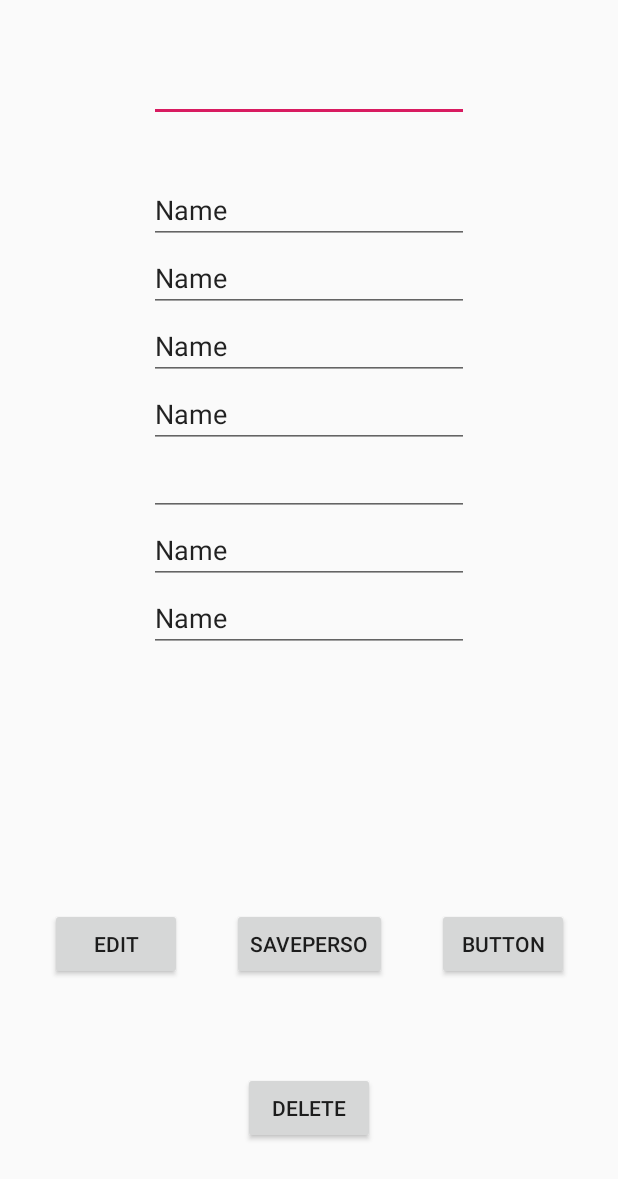
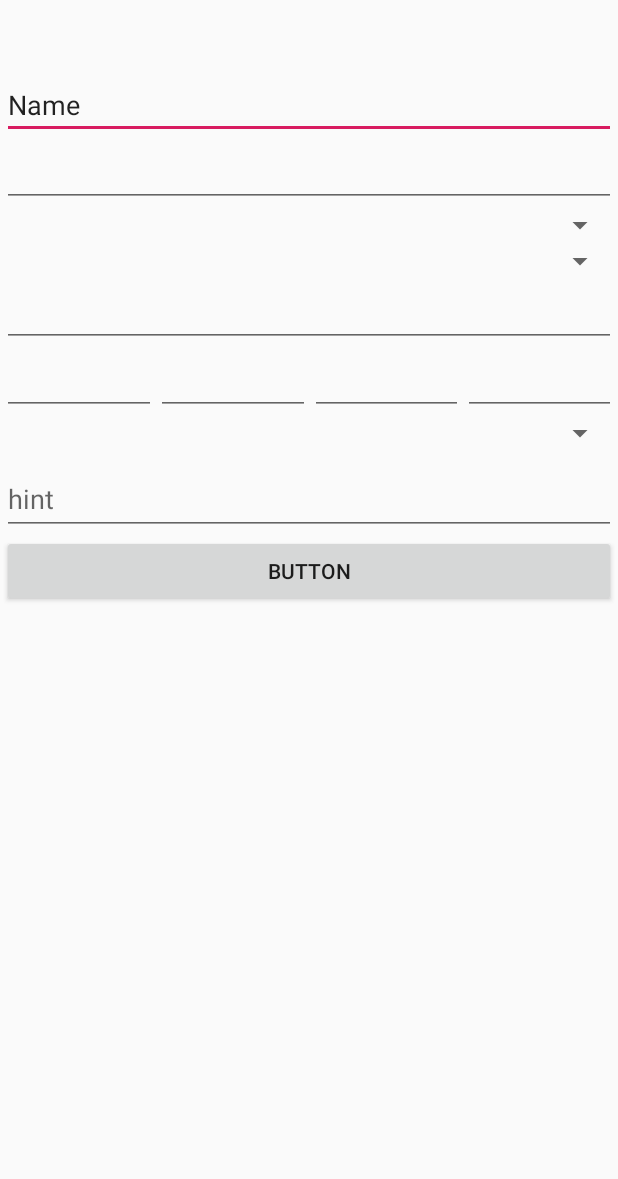
Before and after one commit to ETS-Android2/mobile_app_dofus, an Android app: the screen it shows after launch (PersoPerso before the commit, CreatePerso after it), after a tap on an icon or button, on a phone screen of 412 x 824 dp. Shown: the top 1179 px of the screen. Run offline under Robolectric (Android 15) with nearby library versions, the phone set to English and light mode, and no system bars.

Commit message:
spinners

```diff
--- a/app/src/main/AndroidManifest.xml
+++ b/app/src/main/AndroidManifest.xml
@@ -11,10 +11,11 @@
         android:roundIcon="@mipmap/ic_launcher_round"
         android:supportsRtl="true"
         android:theme="@style/AppTheme">
+        <activity android:name=".CreatePerso"></activity>
         <activity
             android:name=".MyPerso"
             android:label="@string/title_activity_my_perso"
-            android:theme="@style/AppTheme.NoActionBar"></activity>
+            android:theme="@style/AppTheme.NoActionBar" />
         <activity android:name=".PersoPerso" />
         <activity
             android:name=".ui.login.LoginActivity"
--- /dev/null
+++ b/app/src/main/java/com/example/project/CreatePerso.java
@@ -0,0 +1,96 @@
+package com.example.project;
+
+import androidx.appcompat.app.AppCompatActivity;
+
+import android.os.Bundle;
+import android.util.Log;
+import android.view.View;
+import android.widget.ArrayAdapter;
+import android.widget.EditText;
+import android.widget.Spinner;
+
+import com.example.project.appclasses.Personnage;
+import com.example.project.database_dofusm.DofusMDBHandler;
+import com.example.project.enumdofusm.Classes;
+import com.example.project.enumdofusm.Servers;
+import com.example.project.enumdofusm.Sex;
+
+import java.util.List;
+
+public class CreatePerso extends AppCompatActivity {
+
+    private EditText et1;
+    private EditText et2;
+    private Spinner s1;
+    private Spinner s2;
+    private EditText et3;
+    private EditText et4;
+    private EditText et5;
+    private EditText et6;
+    private EditText et7;
+    private Spinner s3;
+    private EditText tiett;
+    private DofusMDBHandler dbHandler;
+
+    @Override
+    protected void onCreate(Bundle savedInstanceState) {
+        super.onCreate(savedInstanceState);
+        setContentView(R.layout.activity_create_perso);
+        et1 = (EditText) findViewById(R.id.editText);
+        et2 = (EditText) findViewById(R.id.editText2);
+        s1 = (Spinner) findViewById(R.id.spinner3);
+        s2 = (Spinner) findViewById(R.id.spinner4);
+        et3 = (EditText) findViewById(R.id.editText3);
+        et4 = (EditText) findViewById(R.id.editText4);
+        et5 = (EditText) findViewById(R.id.editText5);
+        et6 = (EditText) findViewById(R.id.editText6);
+        et7 = (EditText) findViewById(R.id.editText7);
+        s3 = (Spinner) findViewById(R.id.spinner5);
+        tiett = (EditText) findViewById(R.id.tiet);
+        dbHandler = new DofusMDBHandler(this);
+
+        Log.v("truc", findSex().toString());
+
+//        List<String> sex = findSex();
+//        ArrayAdapter<String> adaptersex = new ArrayAdapter<>(this, android.R.layout.simple_spinner_dropdown_item, sex);
+//        s1.setAdapter(adaptersex);
+//
+//        List<String> classes = findClasse();
+//        ArrayAdapter<String> adapterclass = new ArrayAdapter<>(this, android.R.layout.simple_spinner_dropdown_item, classes);
+//        s2.setAdapter(adapterclass);
+//
+//        List<String> servs = findServer();
+//        ArrayAdapter<String> adapterserv = new ArrayAdapter<>(this, android.R.layout.simple_spinner_dropdown_item, servs);
+//        s3.setAdapter(adapterserv);
+
+    }
+
+    public void addPerso(View view) {
+        String name = et1.getText().toString();
+        int level = Integer.parseInt(et2.getText().toString());
+        Sex sex = Sex.valueOf(s1.getSelectedItem().toString());
+        Classes cla = Classes.valueOf(s2.getSelectedItem().toString());
+        int suc = Integer.parseInt(et3.getText().toString());
+
+        //Job jo = new Job(JobEnum.valueOf(job.getText().toString()), 0);
+
+        int[] car = {Integer.parseInt(et4.getText().toString()), Integer.parseInt(et5.getText().toString()), Integer.parseInt(et6.getText().toString()), Integer.parseInt(et7.getText().toString())};
+        Servers serv = Servers.valueOf(s3.getSelectedItem().toString());
+        String descr = tiett.getText().toString();
+
+        Personnage perso = new Personnage(); //name,level, sex, cla, suc, jo, car, serv, desc);
+        long _id = dbHandler.addPersoHandler(perso);
+    }
+
+    public List<String> findSex(){;
+        return dbHandler.getSexHandler();
+    }
+
+    public List<String> findClasse(){
+        return dbHandler.getClassHandler();
+    }
+
+    public List<String> findServer(){
+        return dbHandler.getServHandler();
+    }
+}
--- a/app/src/main/java/com/example/project/MainMenu.java
+++ b/app/src/main/java/com/example/project/MainMenu.java
@@ -29,9 +29,9 @@ public class MainMenu extends AppCompatActivity {
         startActivity(loginActivity);
 
     }
-    public void persoPerso(View view){
+    public void CreatePerso(View view){
 
-        Intent loginActivity = new Intent(MainMenu.this, PersoPerso.class);
+        Intent loginActivity = new Intent(MainMenu.this, CreatePerso.class);
         startActivity(loginActivity);
 
     }
--- a/app/src/main/java/com/example/project/database_dofusm/DofusMDBHandler.java
+++ b/app/src/main/java/com/example/project/database_dofusm/DofusMDBHandler.java
@@ -262,7 +262,6 @@ public class DofusMDBHandler extends SQLiteOpenHelper {
         SQLiteDatabase db = this.getWritableDatabase();
         String query = "Select "+ KEY_NAME+", "+ KEY_LEVEL +", "+ KEY_CLASSE_NAME + " FROM " + TABLE_PERSO +" a INNER JOIN " +TABLE_CLASSE +" b ON a."+ KEY_CLASSE_ID+" = b."+KEY_ID;
         Cursor cursor = db.rawQuery(query, null);
-        Log.v("u", query);
         List<String> u = new ArrayList<String>();
         for (cursor.moveToFirst(); !cursor.isAfterLast(); cursor.moveToNext()) {
             u.add(cursor.getString(cursor.getColumnIndex(KEY_NAME))+"   -   NIVEAU "+cursor.getString(cursor.getColumnIndex(KEY_LEVEL))+"    -    CLASSE : "+cursor.getString(cursor.getColumnIndex(KEY_CLASSE_NAME)));
@@ -270,6 +269,34 @@ public class DofusMDBHandler extends SQLiteOpenHelper {
         cursor.close();
         return u;
     }
+
+
+
+    public List<String> getSexHandler(){
+        return getListAttrHandler(KEY_SEX_NAME, TABLE_SEX);
+    }
+
+    public List<String> getClassHandler(){
+        return getListAttrHandler(KEY_CLASSE_NAME, TABLE_CLASSE);
+    }
+
+    public List<String> getServHandler(){
+        return getListAttrHandler(KEY_SERVER_NAME, TABLE_SERVER);
+    }
+
+    public List<String> getListAttrHandler(String attr, String table){
+        SQLiteDatabase db = this.getWritableDatabase();
+        String query = "Select "+ attr+ " FROM " + table;
+        Cursor cursor = db.rawQuery(query, null);
+        List<String> u = new ArrayList<String>();
+        for (cursor.moveToFirst(); !cursor.isAfterLast(); cursor.moveToNext()) {
+            u.add(cursor.getString(cursor.getColumnIndex(attr)));
+        }
+        cursor.close();
+        db.close();
+        return u;
+    }
+
 
     public boolean deletePersoHandler(int ID) {
         boolean result = false;
--- /dev/null
+++ b/app/src/main/res/layout/activity_create_perso.xml
@@ -0,0 +1,116 @@
+<?xml version="1.0" encoding="utf-8"?>
+<androidx.constraintlayout.widget.ConstraintLayout xmlns:android="http://schemas.android.com/apk/res/android"
+    xmlns:app="http://schemas.android.com/apk/res-auto"
+    xmlns:tools="http://schemas.android.com/tools"
+    android:layout_width="match_parent"
+    android:layout_height="match_parent"
+    tools:context=".CreatePerso">
+
+    <ScrollView
+        android:layout_width="409dp"
+        android:layout_height="729dp"
+        app:layout_constraintBottom_toBottomOf="parent"
+        app:layout_constraintEnd_toEndOf="parent"
+        app:layout_constraintStart_toStartOf="parent"
+        app:layout_constraintTop_toTopOf="parent">
+
+        <LinearLayout
+            android:layout_width="match_parent"
+            android:layout_height="wrap_content"
+            android:orientation="vertical" >
+
+            <EditText
+                android:id="@+id/editText"
+                android:layout_width="match_parent"
+                android:layout_height="wrap_content"
+                android:ems="10"
+                android:inputType="textPersonName"
+                android:text="Name" />
+
+            <EditText
+                android:id="@+id/editText2"
+                android:layout_width="match_parent"
+                android:layout_height="wrap_content"
+                android:ems="10"
+                android:inputType="number" />
+
+            <Spinner
+                android:id="@+id/spinner3"
+                android:layout_width="match_parent"
+                android:layout_height="wrap_content" />
+
+            <Spinner
+                android:id="@+id/spinner4"
+                android:layout_width="match_parent"
+                android:layout_height="wrap_content" />
+
+            <EditText
+                android:id="@+id/editText3"
+                android:layout_width="match_parent"
+                android:layout_height="wrap_content"
+                android:ems="10"
+                android:inputType="number" />
+
+            <LinearLayout
+                android:layout_width="match_parent"
+                android:layout_height="match_parent"
+                android:orientation="horizontal">
+
+                <EditText
+                    android:id="@+id/editText4"
+                    android:layout_width="wrap_content"
+                    android:layout_height="wrap_content"
+                    android:layout_weight="1"
+                    android:ems="10"
+                    android:inputType="number" />
+
+                <EditText
+                    android:id="@+id/editText5"
+                    android:layout_width="wrap_content"
+                    android:layout_height="wrap_content"
+                    android:layout_weight="1"
+                    android:ems="10"
+                    android:inputType="number" />
+
+                <EditText
+                    android:id="@+id/editText6"
+                    android:layout_width="wrap_content"
+                    android:layout_height="wrap_content"
+                    android:layout_weight="1"
+                    android:ems="10"
+                    android:inputType="number" />
+
+                <EditText
+                    android:id="@+id/editText7"
+                    android:layout_width="wrap_content"
+                    android:layout_height="wrap_content"
+                    android:layout_weight="1"
+                    android:ems="10"
+                    android:inputType="number" />
+            </LinearLayout>
+
+            <Spinner
+                android:id="@+id/spinner5"
+                android:layout_width="match_parent"
+                android:layout_height="wrap_content" />
+
+            <com.google.android.material.textfield.TextInputLayout
+                android:layout_width="match_parent"
+                android:layout_height="match_parent">
+
+                <com.google.android.material.textfield.TextInputEditText
+                    android:id="@+id/tiet"
+                    android:layout_width="match_parent"
+                    android:layout_height="wrap_content"
+                    android:hint="hint" />
+            </com.google.android.material.textfield.TextInputLayout>
+
+            <Button
+                android:id="@+id/button11"
+                android:layout_width="match_parent"
+                android:layout_height="wrap_content"
+                android:onClick="addPerso"
+                android:text="Button" />
+        </LinearLayout>
+    </ScrollView>
+</androidx.constraintlayout.widget.ConstraintLayout>
--- a/app/src/main/res/layout/activity_main_menu.xml
+++ b/app/src/main/res/layout/activity_main_menu.xml
@@ -37,7 +37,7 @@
         android:id="@+id/button3"
         android:layout_width="150dp"
         android:layout_height="52dp"
-        android:onClick="persoPerso"
+        android:onClick="CreatePerso"
         android:text="@string/main_menu_button1"
         app:layout_constraintBottom_toBottomOf="parent"
         app:layout_constraintEnd_toEndOf="parent"
--- a/app/src/main/res/layout/activity_perso_perso.xml
+++ b/app/src/main/res/layout/activity_perso_perso.xml
@@ -66,32 +66,10 @@
         android:id="@+id/pers2"
         android:layout_width="wrap_content"
         android:layout_height="wrap_content"
+        android:layout_marginBottom="11dp"
         android:ems="10"
         android:inputType="textPersonName"
-        android:text="Name"
-        app:layout_constraintBottom_toTopOf="@+id/pers3"
-        app:layout_constraintEnd_toEndOf="parent"
-        app:layout_constraintStart_toStartOf="parent" />
-
-    <EditText
-        android:id="@+id/pers3"
-        android:layout_width="wrap_content"
-        android:layout_height="wrap_content"
-        android:ems="10"
-        android:inputType="textPersonName"
-        android:text="Name"
-        app:layout_constraintBottom_toTopOf="@+id/pers4"
-        app:layout_constraintEnd_toEndOf="parent"
-        app:layout_constraintStart_toStartOf="parent" />
-
-    <EditText
-        android:id="@+id/pers4"
-        android:layout_width="wrap_content"
-        android:layout_height="wrap_content"
-        android:ems="10"
-        android:inputType="textPersonName"
-        android:text="Name"
-        app:layout_constraintBottom_toTopOf="@+id/pers5"
+        app:layout_constraintBottom_toTopOf="@+id/spinner"
         app:layout_constraintEnd_toEndOf="parent"
         app:layout_constraintStart_toStartOf="parent" />
 
@@ -101,7 +79,6 @@
         android:layout_height="wrap_content"
         android:ems="10"
         android:inputType="textPersonName"
-        android:text="Name"
         app:layout_constraintBottom_toTopOf="@+id/pers6"
         app:layout_constraintEnd_toEndOf="parent"
         app:layout_constraintStart_toStartOf="parent" />
@@ -139,4 +116,33 @@
         app:layout_constraintStart_toStartOf="parent"
         app:layout_constraintTop_toTopOf="parent" />
 
+    <Spinner
+        android:id="@+id/spinner"
+        android:layout_width="210dp"
+        android:layout_height="29dp"
+        app:layout_constraintEnd_toEndOf="parent"
+        app:layout_constraintStart_toStartOf="parent"
+        tools:layout_editor_absoluteY="127dp" />
+
+    <Spinner
+        android:id="@+id/spinner2"
+        android:layout_width="209dp"
+        android:layout_height="25dp"
+        app:layout_constraintBottom_toTopOf="@+id/pers5"
+        app:layout_constraintEnd_toEndOf="parent"
+        app:layout_constraintStart_toStartOf="parent"
+        app:layout_constraintTop_toBottomOf="@+id/spinner" />
+
+    <ScrollView
+        android:layout_width="71dp"
+        android:layout_height="457dp"
+        app:layout_constraintTop_toTopOf="parent"
+        tools:layout_editor_absoluteX="1dp">
+
+        <LinearLayout
+            android:layout_width="match_parent"
+            android:layout_height="wrap_content"
+            android:orientation="vertical" />
+    </ScrollView>
+
 </androidx.constraintlayout.widget.ConstraintLayout>
```
Also changed, not shown: app/src/main/java/com/example/project/PersoPerso.java (+26 -8 lines).
